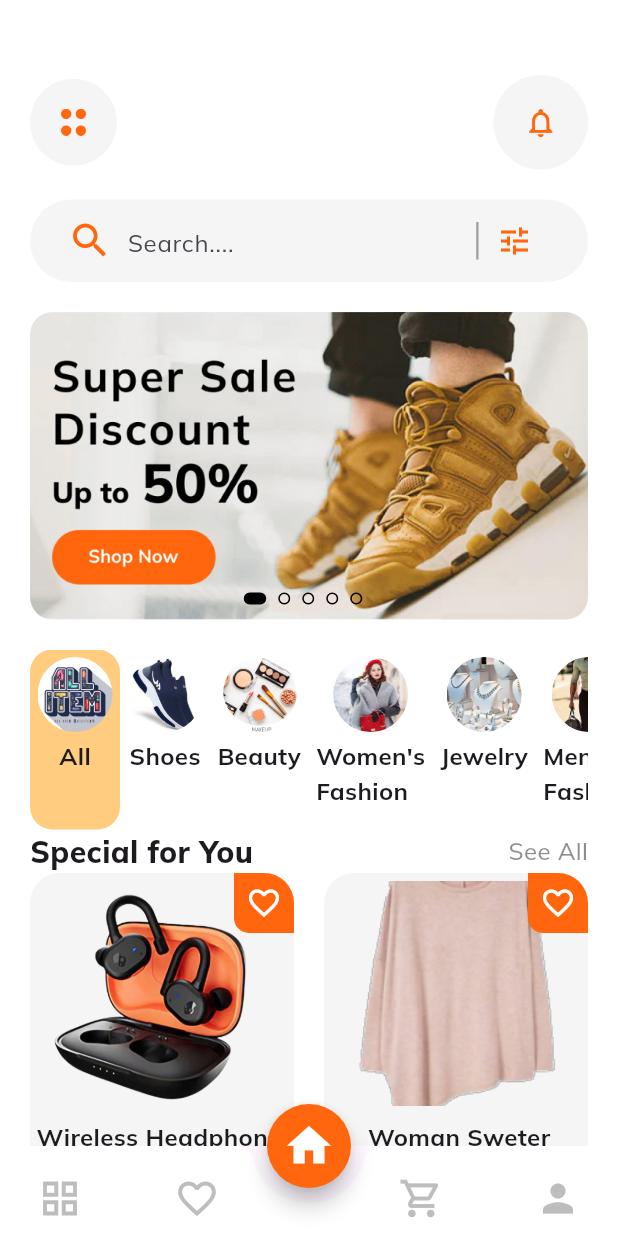
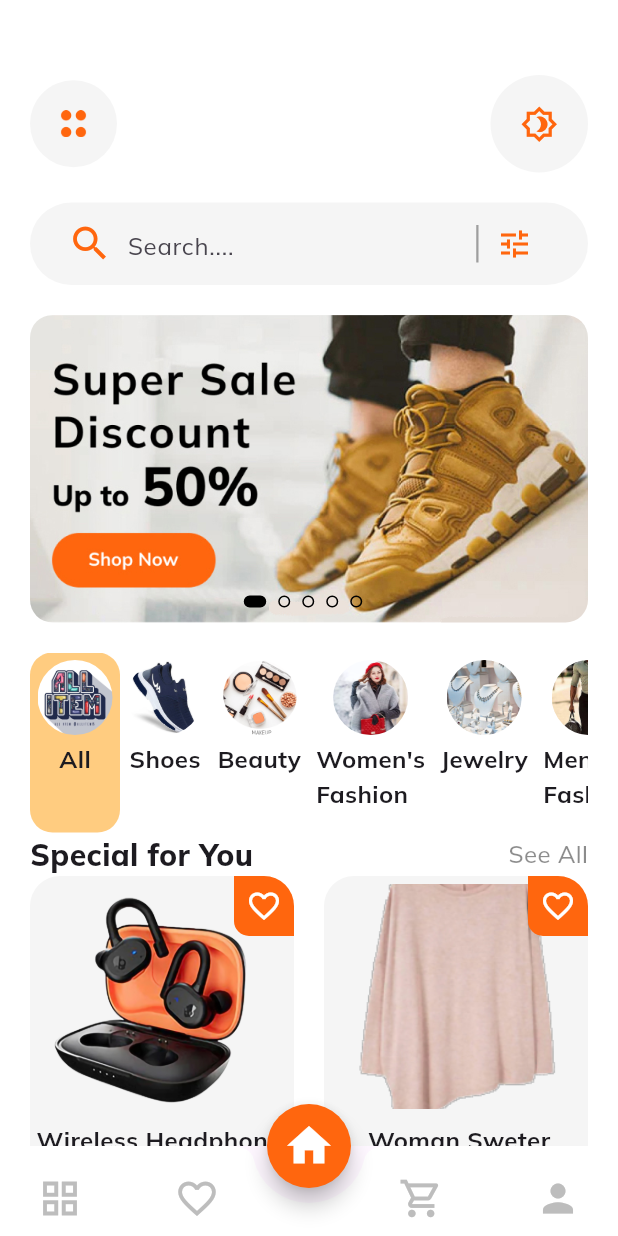
Before and after one commit to IBrahem-Elyamany/e_commerce, a Flutter app: the screen it shows after launch, on a phone screen of 412 x 824 dp. Run offline on Flutter 3.47's test engine with Material 3 defaults, Android fonts, the phone set to English and light mode, and no system bars; our stand-ins replace google_fonts.

Commit message:
icon commit

```diff
--- a/lib/screens/Home/Widgets/home_app_bar.dart
+++ b/lib/screens/Home/Widgets/home_app_bar.dart
@@ -30,8 +30,8 @@ class customAppBar extends StatelessWidget {
             padding:const EdgeInsets.all(20),
           ),
           onPressed: () {},
-          iconSize: 23,
-           icon: Icon(Icons.notifications_outlined,color: kprimaryColor,),
+          iconSize: 25,
+           icon: Icon(Icons.brightness_4_outlined,color: kprimaryColor,),
         ),
       ],
     );
```
